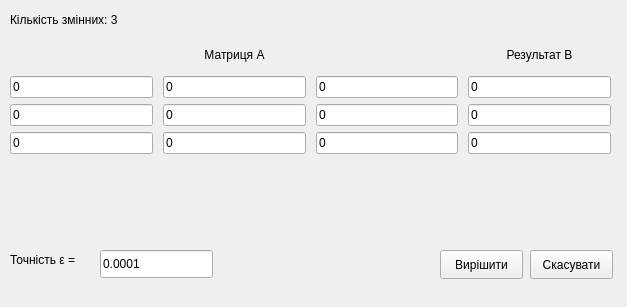
Before: the Qt Designer form UISeidelsSetup.ui in OBess/DM_Linear-Algebraic-Equations, drawn with Qt 5.
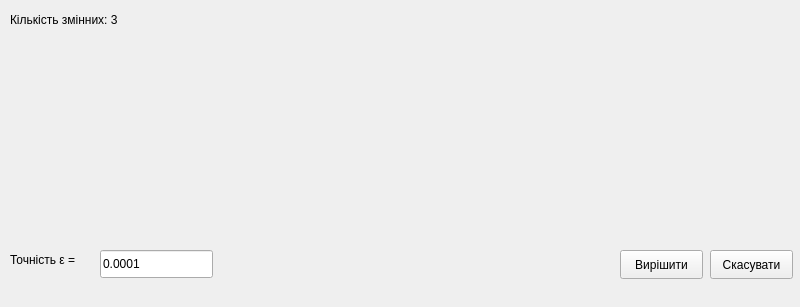
After: the same form once the commit is applied.

Commit message: Added Generation of Grid Layout

What changed in the file:
```diff
--- a/UISeidelsSetup.ui
+++ b/UISeidelsSetup.ui
@@ -6,19 +6,19 @@
    <rect>
     <x>0</x>
     <y>0</y>
-    <width>627</width>
+    <width>800</width>
     <height>307</height>
    </rect>
   </property>
   <property name="minimumSize">
    <size>
-    <width>627</width>
+    <width>800</width>
     <height>307</height>
    </size>
   </property>
   <property name="maximumSize">
    <size>
-    <width>621</width>
+    <width>800</width>
     <height>307</height>
    </size>
   </property>
@@ -76,7 +76,7 @@
      <rect>
       <x>10</x>
       <y>40</y>
-      <width>601</width>
+      <width>781</width>
       <height>205</height>
      </rect>
     </property>
@@ -87,131 +87,12 @@
      <property name="horizontalSpacing">
       <number>10</number>
      </property>
-     <item row="3" column="0">
-      <widget class="QLineEdit" name="lineEdit_3">
-       <property name="text">
-        <string>0</string>
-       </property>
-      </widget>
-     </item>
-     <item row="3" column="2">
-      <widget class="QLineEdit" name="lineEdit_9">
-       <property name="text">
-        <string>0</string>
-       </property>
-      </widget>
-     </item>
-     <item row="1" column="0">
-      <widget class="QLineEdit" name="lineEdit">
-       <property name="text">
-        <string>0</string>
-       </property>
-      </widget>
-     </item>
-     <item row="2" column="0">
-      <widget class="QLineEdit" name="lineEdit_2">
-       <property name="text">
-        <string>0</string>
-       </property>
-      </widget>
-     </item>
-     <item row="2" column="2">
-      <widget class="QLineEdit" name="lineEdit_8">
-       <property name="text">
-        <string>0</string>
-       </property>
-      </widget>
-     </item>
-     <item row="3" column="3">
-      <widget class="QLineEdit" name="lineEdit_12">
-       <property name="text">
-        <string>0</string>
-       </property>
-      </widget>
-     </item>
-     <item row="1" column="3">
-      <widget class="QLineEdit" name="lineEdit_10">
-       <property name="text">
-        <string>0</string>
-       </property>
-      </widget>
-     </item>
-     <item row="2" column="1">
-      <widget class="QLineEdit" name="lineEdit_5">
-       <property name="text">
-        <string>0</string>
-       </property>
-      </widget>
-     </item>
-     <item row="1" column="1">
-      <widget class="QLineEdit" name="lineEdit_4">
-       <property name="text">
-        <string>0</string>
-       </property>
-      </widget>
-     </item>
-     <item row="3" column="1">
-      <widget class="QLineEdit" name="lineEdit_6">
-       <property name="text">
-        <string>0</string>
-       </property>
-      </widget>
-     </item>
-     <item row="1" column="2">
-      <widget class="QLineEdit" name="lineEdit_7">
-       <property name="text">
-        <string>0</string>
-       </property>
-      </widget>
-     </item>
-     <item row="2" column="3">
-      <widget class="QLineEdit" name="lineEdit_11">
-       <property name="text">
-        <string>0</string>
-       </property>
-      </widget>
-     </item>
-     <item row="0" column="1">
-      <widget class="QLabel" name="lblMatrixA">
-       <property name="maximumSize">
-        <size>
-         <width>16777215</width>
-         <height>30</height>
-        </size>
-       </property>
-       <property name="layoutDirection">
-        <enum>Qt::LeftToRight</enum>
-       </property>
-       <property name="text">
-        <string>Матриця А</string>
-       </property>
-       <property name="alignment">
-        <set>Qt::AlignCenter</set>
-       </property>
-      </widget>
-     </item>
-     <item row="0" column="3">
-      <widget class="QLabel" name="lblResultB">
-       <property name="maximumSize">
-        <size>
-         <width>16777215</width>
-         <height>30</height>
-        </size>
-       </property>
-       <property name="text">
-        <string>Результат B</string>
-       </property>
-       <property name="alignment">
-        <set>Qt::AlignCenter</set>
-       </property>
-      </widget>
-     </item>
     </layout>
    </widget>
    <widget class="QPushButton" name="computeBtn">
     <property name="geometry">
      <rect>
-      <x>440</x>
+      <x>620</x>
       <y>250</y>
       <width>83</width>
       <height>29</height>
@@ -224,7 +105,7 @@
    <widget class="QPushButton" name="cancelBtn">
     <property name="geometry">
      <rect>
-      <x>530</x>
+      <x>710</x>
       <y>250</y>
       <width>83</width>
       <height>29</height>
```
The commit also changes 3 other files.
